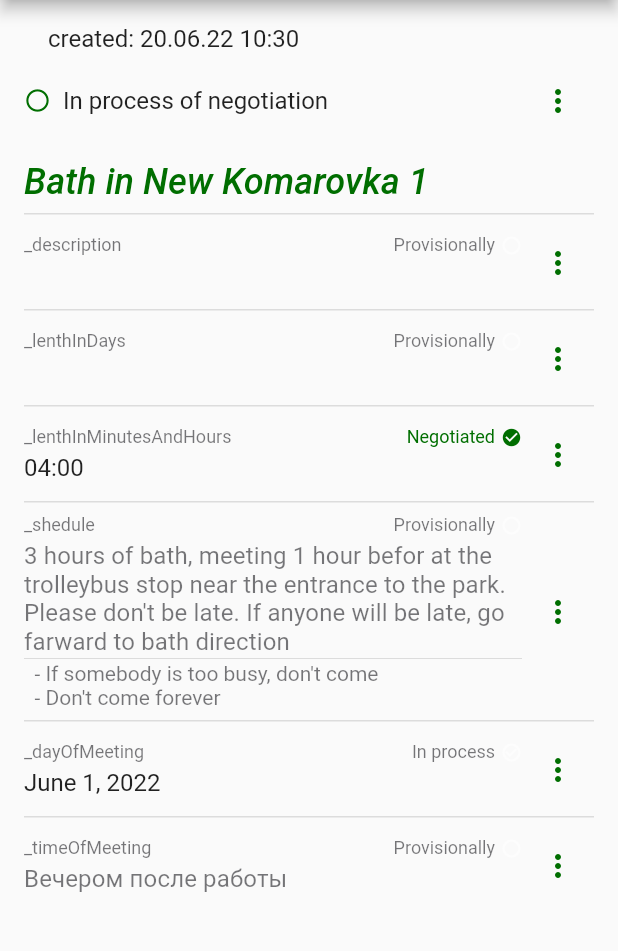
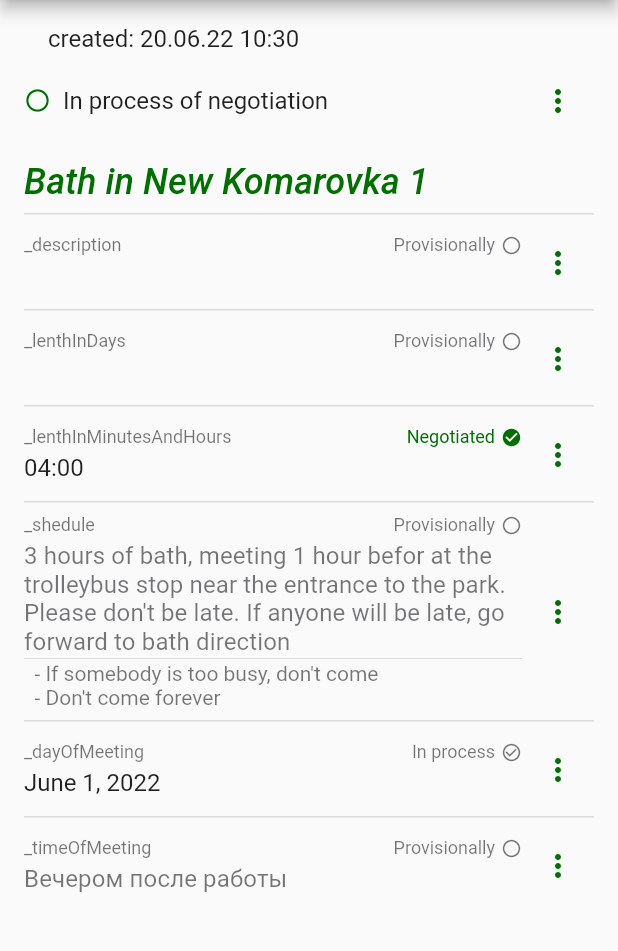
Before and after one commit to Anton4245/egyption_time_2, a Flutter app: the screen it shows after launch, after a tap on "default", on a phone screen of 412 x 824 dp, the part 84-1035 px from its top. Run offline on Flutter 3.47's test engine with Material 2 defaults, Android fonts, the phone set to English and light mode, and no system bars; generated files the repository leaves out were written again.

```diff
--- a/lib/core/test_meeting.dart
+++ b/lib/core/test_meeting.dart
@@ -9,7 +9,7 @@ class TestMeeting {
     Meeting newMeeting = Meeting(negotiatingFields: newSet);
     newMeeting.setName('Bath in New Komarovka');
     newMeeting.shedule.setProvisionalValue(
-        '3 hours of bath, meeting 1 hour befor at the trolleybus stop near the entrance to the park. Please don\'t be late. If anyone will be late, go farward to bath direction',
+        '3 hours of bath, meeting 1 hour befor at the trolleybus stop near the entrance to the park. Please don\'t be late. If anyone will be late, go forward to bath direction',
         false);
     newMeeting.shedule
         .addProvisionalVariant('If somebody is too busy, don\'t come', false);
--- a/lib/features/detailed_meeting/constant_field_provider.dart
+++ b/lib/features/detailed_meeting/constant_field_provider.dart
@@ -92,7 +92,7 @@ class ConstantFieldProvider with ChangeNotifier {
       if (field.value != null) m.add(Menu.clearValueItem);
     } else {
       m.add(Menu.provisionalItem);
-      if (field.value != null) m.add(Menu.clearProvisionalItem);
+      if (field.provisionalValue.isNotEmpty) m.add(Menu.clearProvisionalItem);
 
       m.add(Menu.valueItem);
     }
--- a/lib/features/detailed_meeting/constant_field_widget.dart
+++ b/lib/features/detailed_meeting/constant_field_widget.dart
@@ -33,7 +33,8 @@ class CommonFieldWidget extends StatelessWidget {
 class ConstantFieldWidget extends StatelessWidget {
   final NegotiatingField field;
 
-  const ConstantFieldWidget(
+  // ignore: prefer_const_constructors_in_immutables
+  ConstantFieldWidget(
     this.field, {
     Key? key,
   }) : super(key: key);
@@ -96,7 +97,7 @@ class ConstantFieldWidget extends StatelessWidget {
                                     : Icons.circle_outlined,
                             color: field.isNegotiated
                                 ? theme.colorScheme.primary
-                                : theme.colorScheme.onPrimary.withAlpha(0x99),
+                                : theme.colorScheme.onSurface.withAlpha(0x99),
                             size: 14,
                           ),
                         ],
@@ -124,9 +125,10 @@ class ConstantFieldWidget extends StatelessWidget {
                     ),
                   ],
                 ),
-                (field.isSelected
-                        ? field.variants.isNotEmpty
-                        : field.provisionalVariants.isNotEmpty)
+                (!field.isNegotiated &&
+                        (field.isSelected
+                            ? field.variants.isNotEmpty
+                            : field.provisionalVariants.isNotEmpty))
                     ? DetailedVariantsWidget(field: field)
                     : const SizedBox.shrink()
               ],
--- a/lib/features/detailed_meeting/meeting_detailed_provider.dart
+++ b/lib/features/detailed_meeting/meeting_detailed_provider.dart
@@ -29,7 +29,8 @@ class MeetingDetailedProvider with ChangeNotifier {
   }
 
   void mainMenuOnSelected(MainMenu menuItem) {
-    if (menuItem == MainMenu.ChangeFinallyNegotiated)
+    if (menuItem == MainMenu.ChangeFinallyNegotiated) {
       meeting.setFinallyNegotiated(!meeting.finallyNegotiated);
+    }
   }
 }
--- a/lib/features/detailed_meeting/meeting_detailed_widget.dart
+++ b/lib/features/detailed_meeting/meeting_detailed_widget.dart
@@ -122,7 +122,8 @@ class MeetingDetailed extends StatelessWidget {
 
         l.add(ChangeNotifierProvider<ConstantFieldProvider>(
           create: (_) => model.createConstantFieldProvider(value),
-          child: const CommonFieldWidget(),
+          // ignore: prefer_const_constructors
+          child: CommonFieldWidget(),
         ));
       }
     });
```
